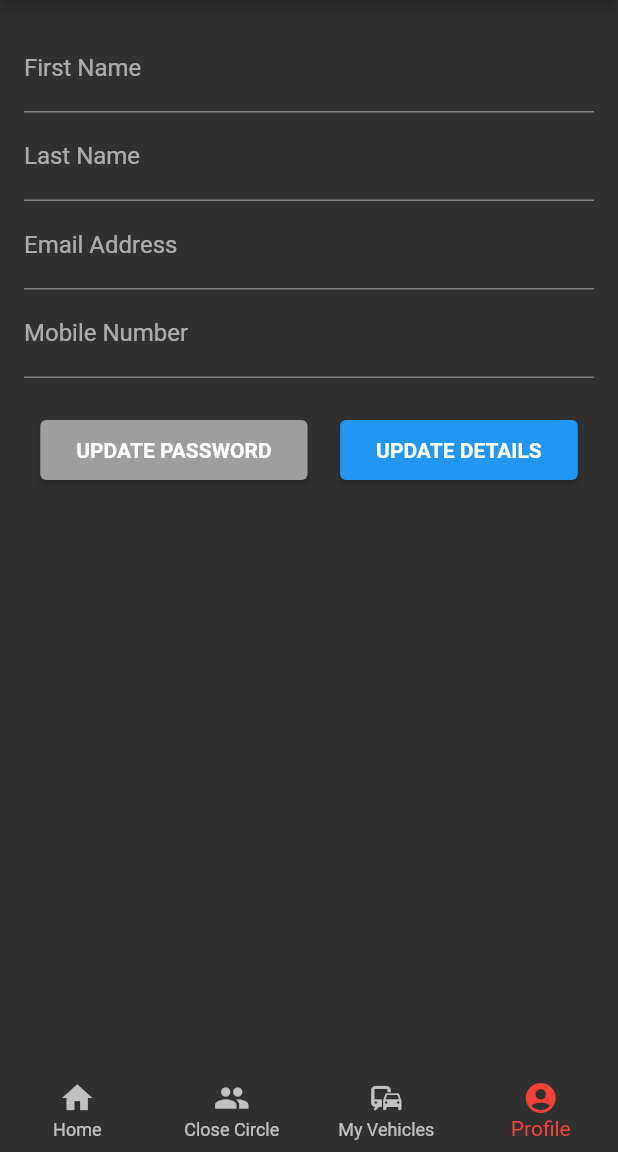
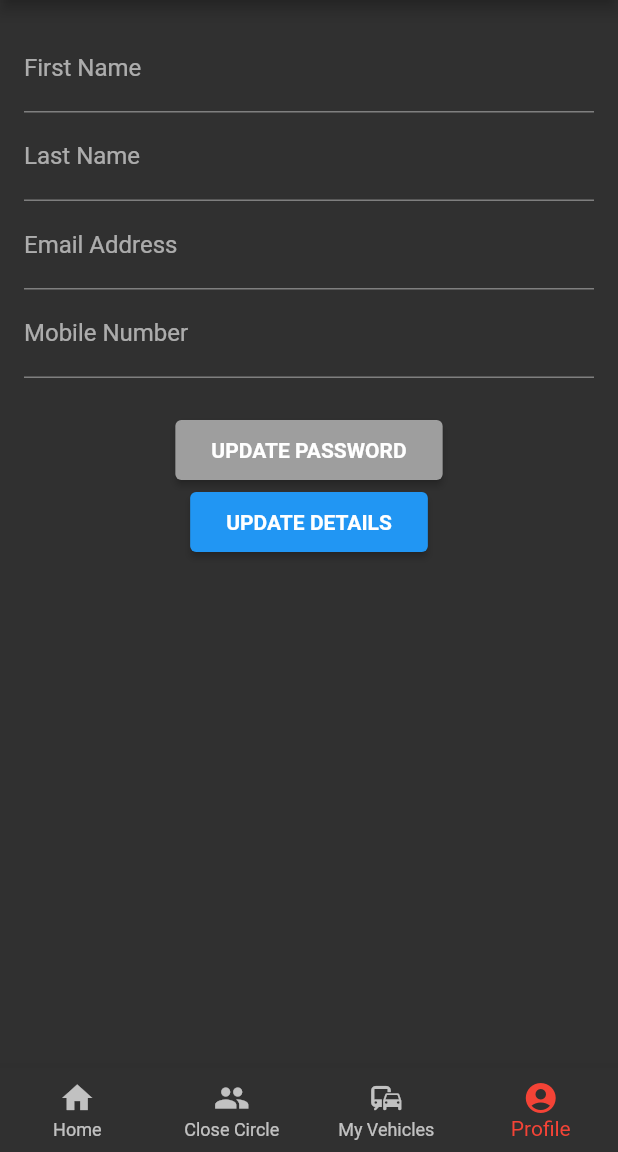
Before and after one commit to sharaafnazeer/CrashFree-Mobile-APP, a Flutter app: the DriverHome screen opened by its route, item 4 of the bottom bar chosen, on a phone screen of 412 x 824 dp, the part 84-1236 px from its top. Run offline on Flutter 3.47's test engine with Material 2 defaults, Android fonts, the light colour scheme and no system bars; our stand-ins replace badges, cloud_firestore, firebase_core, firebase_messaging, flutter_countdown_timer, fluttertoast and 5 more; missing offline and left inert: flutter_ringtone_player; accounts and stored records are empty; network calls fail.

Commit message:
bug fixes

```diff
--- a/lib/driver/Home.dart
+++ b/lib/driver/Home.dart
@@ -175,8 +175,8 @@ class HomePageState extends State<HomePage> {
               alignment: Alignment.center,
               child: new Image.asset(
                 'images/img.png',
-                height: 150.0,
-                fit: BoxFit.fill,
+                height: 100.0,
+                fit: BoxFit.contain,
               ),
             ),
             Container(
@@ -221,7 +221,7 @@ class HomePageState extends State<HomePage> {
             ConstrainedBox(
                 constraints: const BoxConstraints(minWidth: double.infinity),
                 child: Padding(
-                    padding: EdgeInsets.fromLTRB(0, 0, 0, 12.0),
+                    padding: EdgeInsets.fromLTRB(0, 0, 0, 6.0),
                     child: Column(
                       mainAxisAlignment: MainAxisAlignment.spaceAround,
                       children: [
--- a/lib/driver/Profile.dart
+++ b/lib/driver/Profile.dart
@@ -95,7 +95,7 @@ class ProfileFormState extends State<ProfileForm> {
             constraints: const BoxConstraints(minWidth: double.infinity),
             child : Padding(
               padding: EdgeInsets.fromLTRB(0, 24.0, 0, 24.0),
-              child: Row(
+              child: Column(
                 mainAxisAlignment: MainAxisAlignment.spaceAround,
                 children: [
                   ElevatedButton(
--- a/lib/driver/closeCircle/CircleView.dart
+++ b/lib/driver/closeCircle/CircleView.dart
@@ -34,7 +34,7 @@ class _CircleViewPageState extends State<CircleViewPage> {
                 alignment: Alignment.center,
                 child: new Image.asset(
                   'images/user.png',
-                  height: 120.0,
+                  height: 100.0,
                   fit: BoxFit.cover,
                 ),
               ),
```
